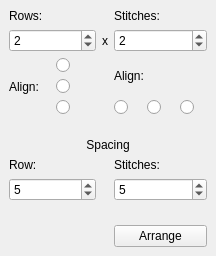
First picture: the form in src/rowsdock.ui, repository iPenguin/CrochetCharts, before the edit.
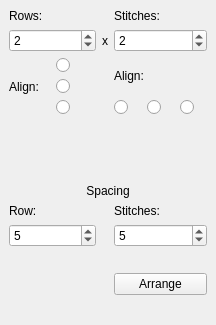
Second picture: the form after the edit.

Diff of the .ui file:
```diff
--- a/src/rowsdock.ui
+++ b/src/rowsdock.ui
@@ -7,7 +7,7 @@
     <x>0</x>
     <y>0</y>
     <width>216</width>
-    <height>256</height>
+    <height>325</height>
    </rect>
   </property>
   <property name="windowTitle">
@@ -195,13 +195,6 @@
       </property>
      </widget>
     </item>
-    <item row="9" column="3" colspan="2">
-     <widget class="QPushButton" name="arrange">
-      <property name="text">
-       <string>Arrange</string>
-      </property>
-     </widget>
-    </item>
     <item row="6" column="3">
      <widget class="QLabel" name="label_8">
       <property name="sizePolicy">
@@ -239,12 +232,12 @@
       <property name="sizeHint" stdset="0">
        <size>
         <width>20</width>
-        <height>20</height>
+        <height>10</height>
        </size>
       </property>
      </spacer>
     </item>
-    <item row="8" column="0" colspan="5">
+    <item row="8" column="0" colspan="3">
      <spacer name="verticalSpacer_2">
       <property name="orientation">
        <enum>Qt::Vertical</enum>
@@ -252,11 +245,18 @@
       <property name="sizeHint" stdset="0">
        <size>
         <width>20</width>
-        <height>20</height>
+        <height>10</height>
        </size>
       </property>
      </spacer>
     </item>
+    <item row="8" column="3" colspan="2">
+     <widget class="QPushButton" name="arrange">
+      <property name="text">
+       <string>Arrange</string>
+      </property>
+     </widget>
+    </item>
    </layout>
   </widget>
  </widget>
```
